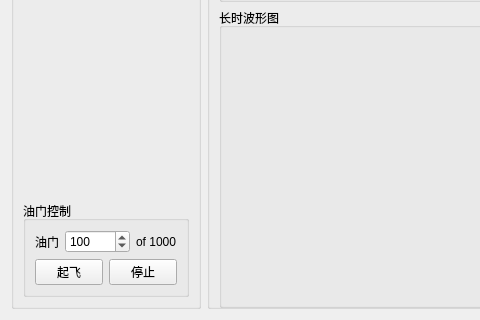
First picture: the form in pc/widget/ui/fc_fusionWidget.ui, repository wwkkww1983/flyer, before the edit; both pictures show x 0 to 480 and y 232 to 552 of the 1038 by 552 pixel window.
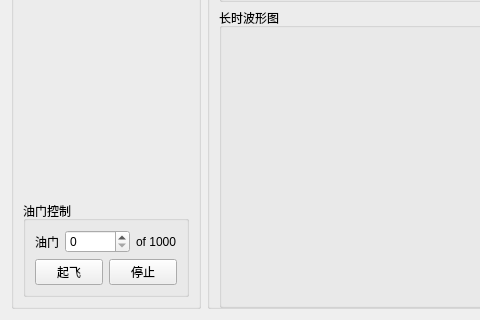
Second picture: the form after the edit.

The edit to the form file:
```diff
--- a/pc/widget/ui/fc_fusionWidget.ui
+++ b/pc/widget/ui/fc_fusionWidget.ui
@@ -182,7 +182,7 @@
               <number>1000</number>
              </property>
              <property name="value">
-              <number>100</number>
+              <number>0</number>
              </property>
             </widget>
            </item>
```
